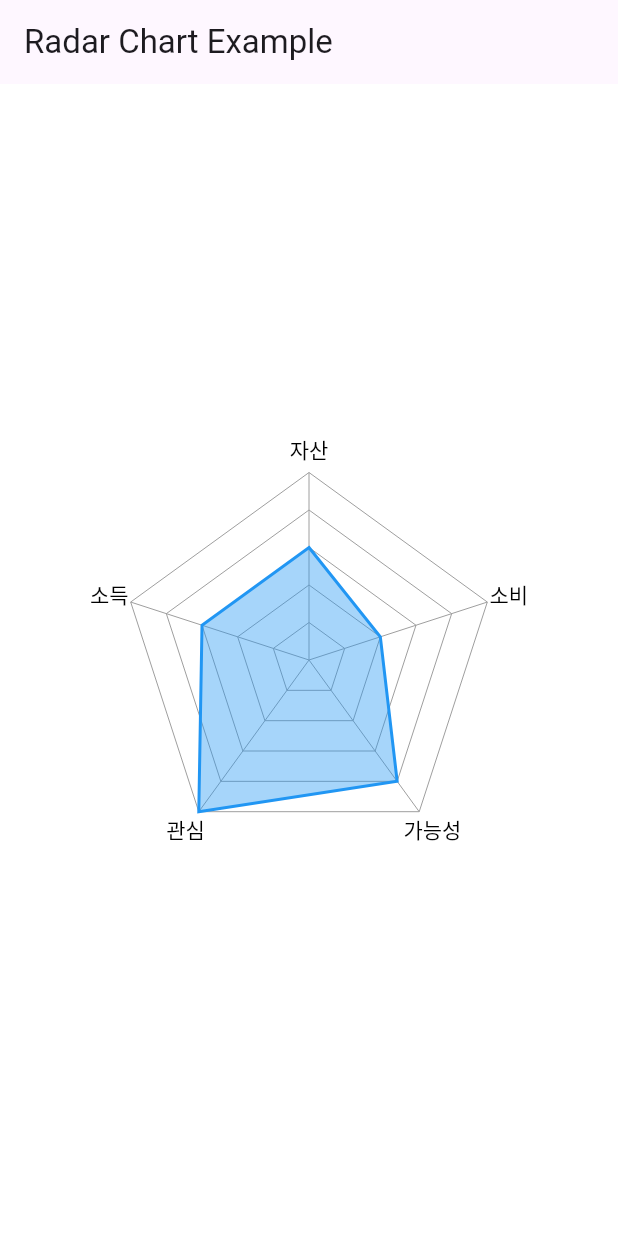
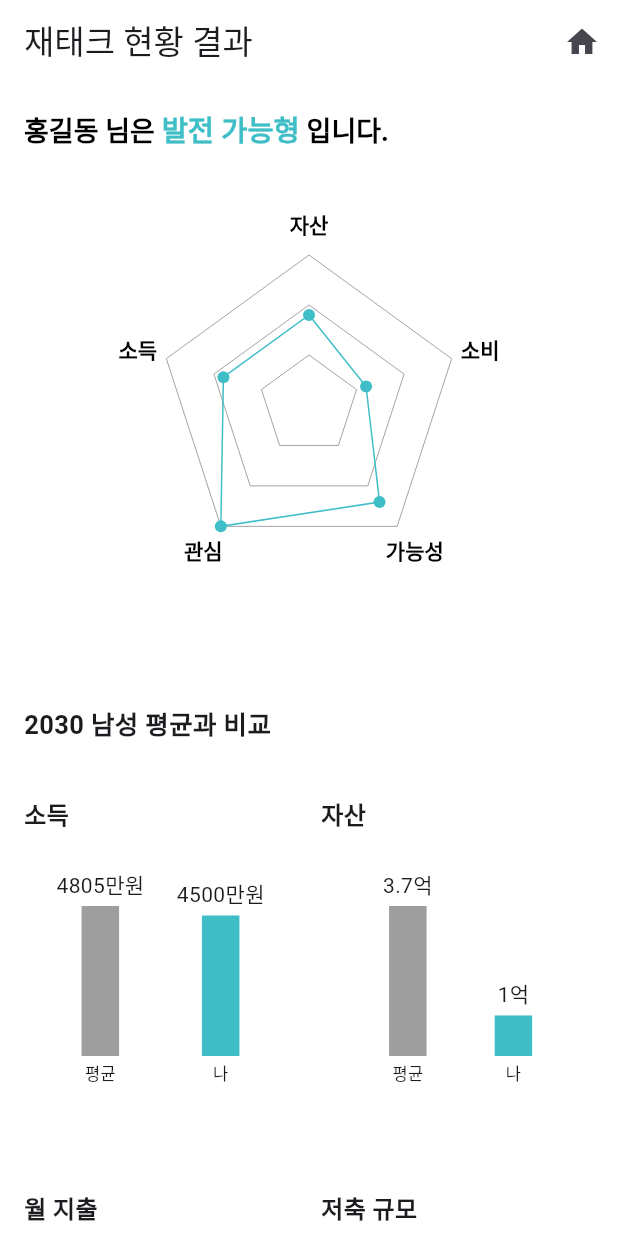
Before and after one commit to ticklemickle/ticklemickle-chat, a Flutter app: the ChatBotResultFinance screen opened by its route, on a phone screen of 412 x 824 dp. Run offline on Flutter 3.47's test engine with Material 3 defaults, Android fonts, the light colour scheme and no system bars; our stand-ins replace firebase_core, fluttertoast, go_router, url_strategy; accounts and stored records are empty.

Commit message:
chatBotResult_finace 화면 신규 1차 완료. 방사형 그래프 및 bar 그래프 와넛ㅇ

```diff
--- /dev/null
+++ b/lib/common/model/comparsionChart.dart
@@ -0,0 +1,15 @@
+class ComparisonData {
+  final String title; // 예: '소득', '자산' 등
+  final double averageValue; // 평균값
+  final double myValue; // 내 값
+  final String averageLabel; // 평균값 라벨
+  final String myLabel; // 내 값 라벨
+
+  const ComparisonData({
+    required this.title,
+    required this.averageValue,
+    required this.myValue,
+    required this.averageLabel,
+    required this.myLabel,
+  });
+}
--- a/lib/common/model/raderChart.dart
+++ b/lib/common/model/raderChart.dart
@@ -1,8 +1,6 @@
-import 'dart:math' as math;
 import 'package:flutter/material.dart';
 import 'package:ticklemickle_m/common/model/radarChartPainter.dart';
 import 'dart:math' as math;
-import 'package:flutter/material.dart';
 
 class RadarChart extends StatelessWidget {
   /// 예: [자산, 소비, 가능성, 관심, 소득] 순으로 5개의 값
@@ -22,18 +20,22 @@ class RadarChart extends StatelessWidget {
     required this.values,
     required this.maxValue,
     this.labels,
-    this.chartSize = 200,
+    required this.chartSize,
   }) : super(key: key);
 
   @override
   Widget build(BuildContext context) {
-    return CustomPaint(
-      size: Size(chartSize, chartSize),
-      painter: RadarChartPainter(
-        values: values,
-        maxValue: maxValue,
-        labels: labels,
+    return Column(children: [
+      const SizedBox(height: 70),
+      CustomPaint(
+        size: Size(chartSize, chartSize),
+        painter: RadarChartPainter(
+          values: values,
+          maxValue: maxValue,
+          labels: labels,
+        ),
       ),
-    );
+      const SizedBox(height: 100),
+    ]);
   }
 }
--- /dev/null
+++ b/lib/common/widgets/commonHighlightText.dart
@@ -0,0 +1,55 @@
+import 'package:flutter/material.dart';
+import 'package:ticklemickle_m/common/themes/colors.dart';
+
+class CommonHighlightText extends StatelessWidget {
+  final String leadingText;
+  final String highlightedText;
+  final String trailingText;
+
+  final double defaultFontSize;
+  final Color defaultColor;
+  final FontWeight defaultFontWeight;
+
+  final double highlightedFontSize;
+  final Color highlightedColor;
+  final FontWeight highlightedFontWeight;
+
+  const CommonHighlightText({
+    Key? key,
+    required this.leadingText,
+    required this.highlightedText,
+    required this.trailingText,
+    this.defaultFontSize = 18.0,
+    this.defaultColor = Colors.black,
+    this.defaultFontWeight = FontWeight.w600,
+    this.highlightedFontSize = 19.0,
+    this.highlightedColor = MyColors.mainDarkColor,
+    this.highlightedFontWeight = FontWeight.bold,
+  }) : super(key: key);
+
+  @override
+  Widget build(BuildContext context) {
+    return RichText(
+      textAlign: TextAlign.left,
+      text: TextSpan(
+        style: TextStyle(
+          fontSize: defaultFontSize,
+          fontWeight: defaultFontWeight,
+          color: defaultColor,
+        ),
+        children: [
+          TextSpan(text: leadingText),
+          TextSpan(
+            text: highlightedText,
+            style: TextStyle(
+              fontSize: highlightedFontSize,
+              color: highlightedColor,
+              fontWeight: highlightedFontWeight,
+            ),
+          ),
+          TextSpan(text: trailingText),
+        ],
+      ),
+    );
+  }
+}
--- /dev/null
+++ b/lib/screens/chatbot/results/answerList/comparsion_barList.dart
@@ -0,0 +1,33 @@
+// 4개의 예시 데이터
+import 'package:ticklemickle_m/common/model/comparsionChart.dart';
+
+final chartDataList = [
+  const ComparisonData(
+    title: '소득',
+    averageValue: 4805,
+    myValue: 4500,
+    averageLabel: '4805만원',
+    myLabel: '4500만원',
+  ),
+  const ComparisonData(
+    title: '자산',
+    averageValue: 37000,
+    myValue: 10000,
+    averageLabel: '3.7억',
+    myLabel: '1억',
+  ),
+  const ComparisonData(
+    title: '월 지출',
+    averageValue: 105,
+    myValue: 134,
+    averageLabel: '105만원',
+    myLabel: '134만원',
+  ),
+  const ComparisonData(
+    title: '저축 규모',
+    averageValue: 10000,
+    myValue: 2000,
+    averageLabel: '1억',
+    myLabel: '2000만원',
+  ),
+];
--- a/lib/screens/chatbot/results/chatBotResult_finance.dart
+++ b/lib/screens/chatbot/results/chatBotResult_finance.dart
@@ -1,5 +1,13 @@
 import 'package:flutter/material.dart';
 import 'package:ticklemickle_m/common/model/raderChart.dart';
+import 'package:go_router/go_router.dart';
+import 'package:ticklemickle_m/common/themes/colors.dart';
+import 'package:ticklemickle_m/common/widgets/commonHighlightText.dart';
+import 'package:ticklemickle_m/common/widgets/commonShareLink.dart';
+import 'package:ticklemickle_m/common/widgets/commonTitleAndContent.dart';
+import 'package:ticklemickle_m/common/widgets/roundTextButton.dart';
+import 'package:ticklemickle_m/screens/chatbot/results/answerList/comparsion_barList.dart';
+import 'package:ticklemickle_m/screens/chatbot/widget/comparisonBarWidget.dart';
 
 class ChatBotResultFinance extends StatelessWidget {
   const ChatBotResultFinance({Key? key}) : super(key: key);
@@ -13,16 +21,94 @@ class ChatBotResultFinance extends StatelessWidget {
 
     return Scaffold(
         appBar: AppBar(
-        title: const Text('Radar Chart Example'),
+          scrolledUnderElevation: 0,
+          title: const Text("재태크 현황 결과"),
+          backgroundColor: Colors.white,
+          actions: [
+            IconButton(
+              icon: const Icon(Icons.home),
+              onPressed: () {
+                context.go('/AppHome');
+              },
+            )
+          ],
         ),
-      body: Center(
-        child: RadarChart(
+        body: SingleChildScrollView(
+            child: Padding(
+                padding: const EdgeInsets.all(16.0),
+                child: Column(
+                  children: [
+                    Row(
+                      children: const [
+                        CommonHighlightText(
+                          leadingText: "홍길동 님은 ",
+                          highlightedText: "발전 가능형",
+                          trailingText: " 입니다.",
+                        ),
+                      ],
+                    ),
+                    RadarChart(
                       values: sampleValues,
                       maxValue: maxValue,
                       labels: labels,
-          chartSize: 250,
+                      chartSize: 200,
+                    ),
+                    Row(children: [
+                      Text("2030 남성 평균과 비교",
+                          textAlign: TextAlign.left,
+                          style: const TextStyle(
+                              fontSize: 17, fontWeight: FontWeight.w600))
+                    ]),
+                    const SizedBox(height: 35),
+                    Wrap(
+                      spacing: 16,
+                      runSpacing: 70,
+                      children: chartDataList.map((data) {
+                        // 화면 가로 길이와 패딩/간격을 고려해 각 아이템의 width 계산
+                        final width =
+                            (MediaQuery.of(context).size.width - 16 * 2 - 16) /
+                                2;
+                        return SizedBox(
+                          width: width,
+                          child: ComparisonBarChart(data: data),
+                        );
+                      }).toList(),
+                    ),
+                    const SizedBox(height: 70),
+                    Column(
+                        crossAxisAlignment: CrossAxisAlignment.start,
+                        children: [
+                          CommonTextWidget(
+                              title: '강점',
+                              content:
+                                  '재테크에 또래 대비하여 관심도가 높은 편 입니다. 지속적인 관심이 있다면 높은 자산을 형성할 가능성이 매우 높은 유형입니다. '
+                                  '투자 금액이 평균 소득 대비하여 102만원 (12%) 많은 것으로 분석되었습니다.',
+                              highlightWords: ['102만원', '(12%)'],
+                              highlightColor: MyColors.mainDarkColor),
+                          CommonTextWidget(
+                              title: '보완점',
+                              content:
+                                  '단기 소비 성향이 과도한 편에 속합니다. 평균과 대비하여 변동 지출이 큰 것은 향후 자산 형성에 불리할 수 있습니다.'
+                                  '또래 평균 매월 59만원의 소비 패턴을 보인 것에 대비하여 13만원 (31%) 더 많이 소비 성향을 보이고 있습니다. ',
+                              highlightWords: ['평균 매월 59만원의', '13만원 (31%) %'],
+                              highlightColor: MyColors.mainDarkColor),
+                        ]),
+                    const SizedBox(height: 50),
+                    Commonsharelink(),
+                    const SizedBox(height: 70),
+                    Center(
+                      child: RoundedTextButton(
+                        text: '다른 분석 결과 보기',
+                        onPressed: () {
+                          context.go("/AppHome");
+                        },
+                        backgroundColor: MyColors.mainColor,
+                        textColor: Colors.black,
+                        borderRadius: 10.0,
                       ),
                     ),
-    );
+                    const SizedBox(height: 50),
+                  ],
+                ))));
   }
 }
--- /dev/null
+++ b/lib/screens/chatbot/widget/comparisonBarWidget.dart
@@ -0,0 +1,76 @@
+import 'package:flutter/material.dart';
+import 'package:ticklemickle_m/common/model/comparsionChart.dart';
+import 'package:ticklemickle_m/common/themes/colors.dart';
+
+class ComparisonBarChart extends StatelessWidget {
+  final ComparisonData data;
+  final double maxBarHeight;
+  final double barWidth = 25.0;
+
+  const ComparisonBarChart({
+    Key? key,
+    required this.data,
+    this.maxBarHeight = 100.0,
+  }) : super(key: key);
+
+  @override
+  Widget build(BuildContext context) {
+    // 가장 큰 값
+    final maxValue =
+        (data.averageValue > data.myValue) ? data.averageValue : data.myValue;
+
+    // 비율 계산
+    final avgRatio = data.averageValue / maxValue;
+    final myRatio = data.myValue / maxValue;
+
+    // 실제 막대 높이
+    final avgBarHeight = avgRatio * maxBarHeight;
+    final myBarHeight = myRatio * maxBarHeight;
+
+    return Column(
+      mainAxisAlignment: MainAxisAlignment.start,
+      crossAxisAlignment: CrossAxisAlignment.start,
+      children: [
+        // 차트 제목
+        Text(
+          data.title,
+          style: const TextStyle(fontSize: 16, fontWeight: FontWeight.bold),
+        ),
+        const SizedBox(height: 25),
+        // 막대 영역
+        Row(
+          mainAxisAlignment: MainAxisAlignment.spaceEvenly,
+          crossAxisAlignment: CrossAxisAlignment.end,
+          children: [
+            // 평균 막대
+            Column(
+              mainAxisAlignment: MainAxisAlignment.end,
+              children: [
+                Text(data.averageLabel, style: const TextStyle(fontSize: 14)),
+                const SizedBox(height: 4),
+                Container(
+                    width: barWidth, height: avgBarHeight, color: Colors.grey),
+                const SizedBox(height: 4),
+                const Text('평균', style: TextStyle(fontSize: 11)),
+              ],
+            ),
+            // 내 막대
+            Column(
+              mainAxisAlignment: MainAxisAlignment.end,
+              children: [
+                Text(data.myLabel, style: const TextStyle(fontSize: 14)),
+                const SizedBox(height: 4),
+                Container(
+                    width: barWidth,
+                    height: myBarHeight,
+                    color: MyColors.mainDarkColor),
+                const SizedBox(height: 4),
+                const Text('나', style: TextStyle(fontSize: 11)),
+              ],
+            ),
+          ],
+        ),
+      ],
+    );
+  }
+}
--- a/lib/screens/home/appHome.dart
+++ b/lib/screens/home/appHome.dart
@@ -100,8 +100,9 @@ class AppHome extends StatelessWidget {
             children: [
               GestureDetector(
                 onTap: () {
-                  // context.go('/ChatBotMain');
-                  context.go('/ChatBotReult_finance');
+                  index % 2 == 0
+                      ? context.go('/ChatBotMain')
+                      : context.go('/ChatBotReult_finance');
                 },
                 child: AppListItem(
                   title: items[index]["title"],
```
Also changed, not shown: lib/common/model/radarChartPainter.dart (+32 -30 lines), lib/common/widgets/commonShareLink.dart (added, +43 -0 lines), lib/common/widgets/commonTitleAndContent.dart (added, +119 -0 lines), lib/common/widgets/roundTextButton.dart (added, +36 -0 lines), lib/screens/chatbot/results/chatBotResult_lookalike.dart (+4 -33 lines), lib/screens/chatbot/widget/barChartWidget.dart (deleted, +0 -46 lines), lib/screens/chatbot/widget/radarChartWidget.dart (deleted, +0 -67 lines), lib/screens/chatbot/results/answerList/lookalike_answerList.dart (renamed from lib/screens/chatbot/results/lookalike_answerList/lookalike_answerList.dart), 1 other file. Lines whose indentation alone changed are shown as unchanged.
